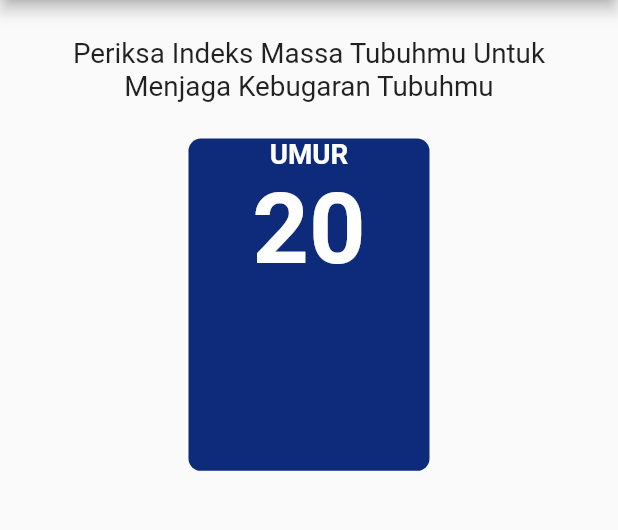
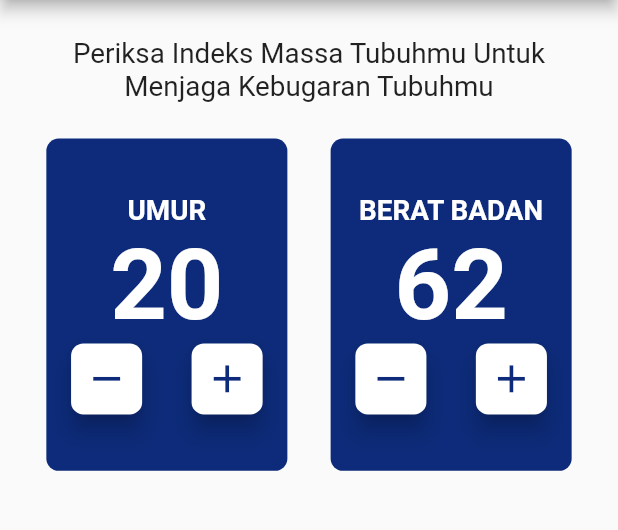
Before and after one commit to aditiohidayatulloh/flutter_FinalProject, a Flutter app: the screen it shows after launch, on a phone screen of 412 x 824 dp, the part 84-614 px from its top. Run offline on Flutter 3.47's test engine with Material 2 defaults, Android fonts, the phone set to English and light mode, and no system bars; our stand-ins replace flutter_screenutil.

Commit message:
add WeightContainer & add Button

```diff
--- a/lib/home_screen.dart
+++ b/lib/home_screen.dart
@@ -1,5 +1,7 @@
 import 'package:flutter/material.dart';
 import 'package:flutter_screenutil/flutter_screenutil.dart';
+import 'imt_button.dart';
+import 'imt_card.dart';
 
 class HomeScreen extends StatefulWidget {
   const HomeScreen({Key? key}) : super(key: key);
@@ -39,29 +41,32 @@ class _HomeScreenState extends State<HomeScreen> {
                 textAlign: TextAlign.center,
               ),
               SizedBox(height: 23.0.h),
-              Container(
-                width: 156.0.w,
-                height: 215.0.h,
-                decoration: BoxDecoration(
-                  borderRadius: BorderRadius.circular(8.0.sp),
-                  color: Theme.of(context).primaryColor,
-                ),
-                child: Column(children: [
-                  Text(
-                    'UMUR',
-                    style: TextStyle(
-                        fontSize: 18.0.sp,
-                        color: Colors.white,
-                        fontWeight: FontWeight.bold),
+              Row(
+                mainAxisAlignment: MainAxisAlignment.spaceAround,
+                children: [
+                  IMTCard(
+                    title: 'UMUR',
+                    value: '20',
+                    child: Row(
+                      mainAxisAlignment: MainAxisAlignment.spaceAround,
+                      children: const [
+                        IMTButton(icon: Icons.remove),
+                        IMTButton(icon: Icons.add),
+                      ],
+                    ),
                   ),
-                  Text(
-                    '20',
-                    style: TextStyle(
-                        fontSize: 64.0.sp,
-                        color: Colors.white,
-                        fontWeight: FontWeight.bold),
+                  IMTCard(
+                    title: 'BERAT BADAN',
+                    value: '62',
+                    child: Row(
+                      mainAxisAlignment: MainAxisAlignment.spaceAround,
+                      children: const [
+                        IMTButton(icon: Icons.remove),
+                        IMTButton(icon: Icons.add),
+                      ],
+                    ),
                   ),
-                ]),
+                ],
               ),
             ],
           ),
--- /dev/null
+++ b/lib/imt_button.dart
@@ -0,0 +1,29 @@
+import 'package:flutter/material.dart';
+import 'package:flutter_screenutil/flutter_screenutil.dart';
+
+class IMTButton extends StatelessWidget {
+  const IMTButton({
+    super.key,
+    required this.icon,
+  });
+
+  final IconData icon;
+
+  @override
+  Widget build(BuildContext context) {
+    return RawMaterialButton(
+      onPressed: () {},
+      shape: RoundedRectangleBorder(
+        borderRadius: BorderRadius.circular(8.0.sp),
+      ),
+      fillColor: Colors.white,
+      constraints: BoxConstraints.tightFor(height: 46.0.h, width: 46.0.w),
+      elevation: 6,
+      child: Icon(
+        icon,
+        size: 30.0.sp,
+        color: Theme.of(context).primaryColor,
+      ),
+    );
+  }
+}
--- /dev/null
+++ b/lib/imt_card.dart
@@ -0,0 +1,44 @@
+import 'package:flutter/material.dart';
+import 'package:flutter_screenutil/flutter_screenutil.dart';
+
+class IMTCard extends StatelessWidget {
+  const IMTCard({
+    super.key,
+    required this.title,
+    required this.value,
+    required this.child,
+  });
+
+  final String title;
+  final String value;
+  final Widget child;
+
+  @override
+  Widget build(BuildContext context) {
+    return Container(
+      width: 156.0.w,
+      height: 215.0.h,
+      decoration: BoxDecoration(
+        borderRadius: BorderRadius.circular(8.0.sp),
+        color: Theme.of(context).primaryColor,
+      ),
+      child: Column(mainAxisAlignment: MainAxisAlignment.center, children: [
+        Text(
+          title,
+          style: TextStyle(
+              fontSize: 18.0.sp,
+              color: Colors.white,
+              fontWeight: FontWeight.bold),
+        ),
+        Text(
+          value,
+          style: TextStyle(
+              fontSize: 64.0.sp,
+              color: Colors.white,
+              fontWeight: FontWeight.bold),
+        ),
+        child,
+      ]),
+    );
+  }
+}
--- a/lib/main.dart
+++ b/lib/main.dart
@@ -18,9 +18,9 @@ class MyApp extends StatelessWidget {
           debugShowCheckedModeBanner: false,
           title: 'Flutter Kalkulator IMT',
           theme: ThemeData(
-            primaryColor: Color(0xFF0D2B7A),
+            primaryColor: const Color(0xFF0D2B7A),
           ),
-          home: HomeScreen(),
+          home: const HomeScreen(),
         );
       }),
     );
```
